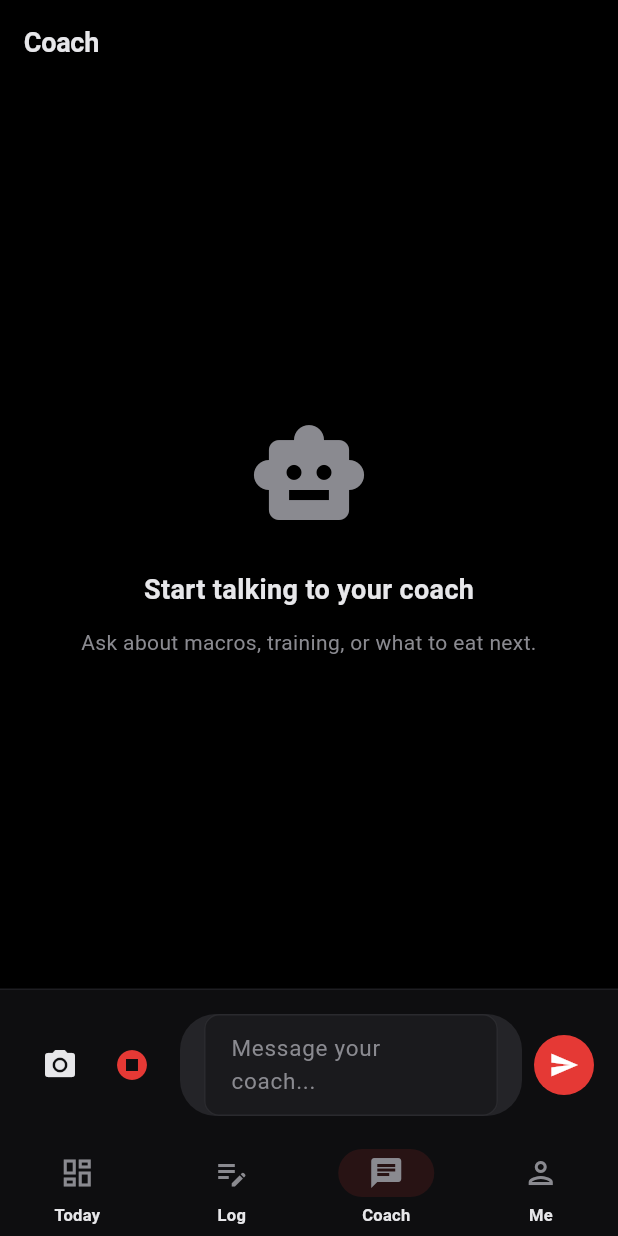
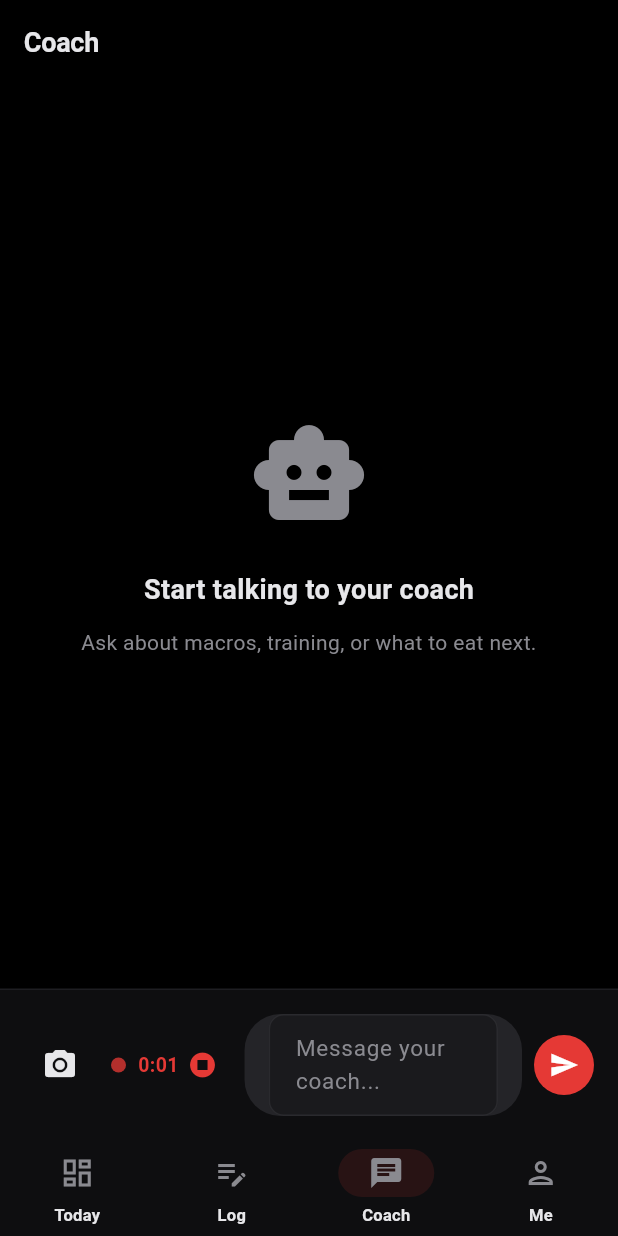
Before and after one commit to jackwangfeng/loss-weight, a Flutter app: the screen it shows after launch, item 3 of the bottom bar chosen, after a tap on the "mic" icon, on a phone screen of 412 x 824 dp. Run offline on Flutter 3.47's test engine with Material 3 defaults, Android fonts, the phone set to English and light mode, and no system bars; our stand-ins replace dio, fl_chart, flutter_markdown, google_sign_in, image_picker, permission_handler and 1 more; missing offline and left inert: fetch_client, flutter_sound, google_sign_in_web; accounts and stored records are empty; statements that could not run were skipped.

Commit message:
fix(voice): 记录页语音漏传 localeId + UI 改丝滑（计时 / dots / 波动）
之前 "感觉不丝滑" 的两个锅:

1. **food / weight / exercise 三个记录屏幕调 VoiceInputButton 没传 localeId**
   （默认 en-US）→ 用户说中文也被路由到 Deepgram nova-3 英文模型 → 返回
   乱码或空。三处都补上 `effectiveAiLocale(context) == 'zh' ? 'zh-CN'
   : 'en-US'`，AI 聊天那条已经是对的。

2. **录音 / 识别中 UI 太死板**，从点 mic 到字出现 1.5-2s 的"黑屏"期啥都
   没有，用户以为卡死。改成三态：
   - idle: mic 图标
   - recording: 红点 pulse + 实时计时 "0:05" + stop 图标（按钮横向展开）
   - uploading: 小 spinner + "识别中..." 字数 0.4s 轮播，手感一直活着

其他修修补补:
- 同一进程多个 VoiceInputButton 实例（IndexedStack 里 4 屏都挂着）会抢
  flutter_sound 的 native audio session。每次用完立刻 closeRecorder，
  下次重开，彻底避免状态串扰。
- 空转写不再擦掉用户已手敲的文字，改成 snackbar "没听清再说一遍"。
- VoiceInputButton 参数签名增加 onProfileParsed，用于 quick-setup /
  profile 编辑的语音直解析路径（调 /transcribe-and-parse-profile）。
- 后端加 gorilla/websocket 依赖（给下一步 streaming 铺路，本次未启用）。

Co-Authored-By: Claude Opus 4.7 (1M context) <noreply@anthropic.com>

```diff
--- a/frontend/lib/screens/exercise_screen.dart
+++ b/frontend/lib/screens/exercise_screen.dart
@@ -662,6 +662,7 @@ class _AddExerciseSheetState extends State<_AddExerciseSheet> {
         VoiceInputButton(
           targetController: _descCtrl,
           onFinalized: _estimate,
+          localeId: effectiveAiLocale(context) == 'zh' ? 'zh-CN' : 'en-US',
         ),
       ]),
 
--- a/frontend/lib/screens/food_screen.dart
+++ b/frontend/lib/screens/food_screen.dart
@@ -686,6 +686,7 @@ class _AddFoodSheetState extends State<_AddFoodSheet> {
           VoiceInputButton(
             targetController: _descCtrl,
             onFinalized: _estimateFromText,
+            localeId: effectiveAiLocale(context) == 'zh' ? 'zh-CN' : 'en-US',
           ),
           IconButton(
             icon: const Icon(Icons.camera_alt),
--- a/frontend/lib/screens/weight_screen.dart
+++ b/frontend/lib/screens/weight_screen.dart
@@ -665,6 +665,7 @@ class _AddWeightSheetState extends State<_AddWeightSheet> {
         VoiceInputButton(
           targetController: _descCtrl,
           onFinalized: _aiParse,
+          localeId: effectiveAiLocale(context) == 'zh' ? 'zh-CN' : 'en-US',
         ),
       ]),
 
--- a/frontend/lib/widgets/voice_input_button.dart
+++ b/frontend/lib/widgets/voice_input_button.dart
@@ -1,5 +1,6 @@
 import 'dart:async';
 import 'dart:io';
+import 'dart:ui';
 import 'package:flutter/material.dart';
 import 'package:flutter_sound/flutter_sound.dart';
 import 'package:path_provider/path_provider.dart';
@@ -7,25 +8,21 @@ import 'package:permission_handler/permission_handler.dart';
 import '../l10n/generated/app_localizations.dart';
 import '../services/ai_service.dart';
 
-/// Cloud-based voice input. Records mic audio locally (`flutter_sound`)
-/// then POSTs to the backend for Gemini transcription (and optionally
-/// structured profile parsing in the same round-trip).
+/// Cloud voice input with live UI feedback. Recording pulses + shows elapsed
+/// time; uploading shows spinner + "识别中…" so the user knows the app is
+/// alive during the 1-2s transcription wait (Deepgram nova-2/3).
 ///
-/// Two modes:
+/// Modes:
 ///   • Default (`targetController` only): call /v1/ai/transcribe — plain text
 ///     lands in the controller; caller's `onFinalized` fires once done.
 ///   • Profile mode (`onProfileParsed` provided): call
 ///     /v1/ai/transcribe-and-parse-profile — structured fields go to the
 ///     callback; transcript still fills the controller for user verification.
-///
-/// Why cloud: native STT (SFSpeechRecognizer / Android SpeechRecognizer)
-/// is weak on CJK + mixed language + digits/units. Gemini 2.5 Flash audio
-/// is ~$0.015/min and far more accurate for those cases.
 class VoiceInputButton extends StatefulWidget {
   final TextEditingController targetController;
   final VoidCallback? onFinalized;
   final void Function(Map<String, dynamic> parsed)? onProfileParsed;
-  final String localeId; // "zh-CN" / "en-US"
+  final String localeId;
 
   const VoiceInputButton({
     Key? key,
@@ -48,6 +45,9 @@ class _VoiceInputButtonState extends State<VoiceInputButton>
   _VoiceState _state = _VoiceState.idle;
   String? _currentPath;
   bool _opened = false;
+  DateTime? _recordStart;
+  Timer? _tickTimer;
+  int _tickCounter = 0; // drives MM:SS refresh during recording + "…" during upload
   late final AnimationController _pulse;
 
   @override
@@ -61,6 +61,7 @@ class _VoiceInputButtonState extends State<VoiceInputButton>
 
   @override
   void dispose() {
+    _tickTimer?.cancel();
     _pulse.dispose();
     if (_opened) {
       _recorder.closeRecorder();
@@ -85,9 +86,6 @@ class _VoiceInputButtonState extends State<VoiceInputButton>
   Future<void> _start() async {
     final l10n = AppLocalizations.of(context);
     try {
-      // Android runtime permission for mic. iOS picks up NSMicrophoneUsageDescription
-      // via flutter_sound; but permission_handler works on iOS too and gives
-      // a consistent API.
       final status = await Permission.microphone.request();
       if (!status.isGranted) {
         if (mounted) {
@@ -103,10 +101,17 @@ class _VoiceInputButtonState extends State<VoiceInputButton>
           '${tmp.path}/rec_${DateTime.now().millisecondsSinceEpoch}.m4a';
       await _recorder.startRecorder(
         toFile: _currentPath!,
-        codec: Codec.aacMP4,     // .m4a container, Gemini audio/mp4 happy
-        sampleRate: 16000,       // 16 kHz is plenty for speech, small payload
+        codec: Codec.aacMP4,
+        sampleRate: 16000,
         numChannels: 1,
       );
+      _recordStart = DateTime.now();
+      _tickCounter = 0;
+      _tickTimer?.cancel();
+      _tickTimer = Timer.periodic(const Duration(milliseconds: 500), (_) {
+        if (!mounted) return;
+        setState(() => _tickCounter++);
+      });
       if (mounted) setState(() => _state = _VoiceState.recording);
     } catch (e) {
       if (mounted) {
@@ -118,19 +123,39 @@ class _VoiceInputButtonState extends State<VoiceInputButton>
   }
 
   Future<void> _stopAndUpload() async {
-    setState(() => _state = _VoiceState.uploading);
+    _tickTimer?.cancel();
+    setState(() {
+      _state = _VoiceState.uploading;
+      _tickCounter = 0;
+    });
+    // Dots animation tick during upload so the UI doesn't freeze-feel.
+    _tickTimer = Timer.periodic(const Duration(milliseconds: 400), (_) {
+      if (!mounted) return;
+      setState(() => _tickCounter++);
+    });
     try {
       final path = await _recorder.stopRecorder() ?? _currentPath;
+      if (_opened) {
+        try {
+          await _recorder.closeRecorder();
+        } catch (_) {}
+        _opened = false;
+      }
       if (path == null) {
         _reset();
         return;
       }
       final bytes = await File(path).readAsBytes();
       if (bytes.isEmpty) {
+        if (mounted) {
+          ScaffoldMessenger.of(context).showSnackBar(
+            const SnackBar(content: Text('没录到声音，再试一次')),
+          );
+        }
         _reset();
         return;
       }
-      final localeShort = widget.localeId.split('-').first; // en-US → en
+      final localeShort = widget.localeId.split('-').first;
 
       if (widget.onProfileParsed != null) {
         final res = await _ai.transcribeAndParseProfile(
@@ -150,8 +175,16 @@ class _VoiceInputButtonState extends State<VoiceInputButton>
           locale: localeShort,
         );
         final text = (res['text'] as String?) ?? '';
-        widget.targetController.text = text;
-        widget.onFinalized?.call();
+        if (text.isEmpty) {
+          if (mounted) {
+            ScaffoldMessenger.of(context).showSnackBar(
+              const SnackBar(content: Text('没听清，再说一遍')),
+            );
+          }
+        } else {
+          widget.targetController.text = text;
+          widget.onFinalized?.call();
+        }
       }
       try {
         await File(path).delete();
@@ -168,36 +201,104 @@ class _VoiceInputButtonState extends State<VoiceInputButton>
   }
 
   void _reset() {
+    _tickTimer?.cancel();
+    _recordStart = null;
     if (mounted) setState(() => _state = _VoiceState.idle);
     _currentPath = null;
+  }
+
+  String _elapsedStr() {
+    final start = _recordStart;
+    if (start == null) return '0:00';
+    final d = DateTime.now().difference(start);
+    final m = d.inMinutes;
+    final s = d.inSeconds % 60;
+    return '${m}:${s.toString().padLeft(2, '0')}';
   }
 
   @override
   Widget build(BuildContext context) {
     final scheme = Theme.of(context).colorScheme;
-    Widget icon;
-    VoidCallback? onPressed = _toggle;
+    return AnimatedSize(
+      duration: const Duration(milliseconds: 180),
+      curve: Curves.easeOut,
+      child: _buildCurrent(scheme),
+    );
+  }
+
+  Widget _buildCurrent(ColorScheme scheme) {
     switch (_state) {
       case _VoiceState.idle:
-        icon = Icon(Icons.mic, color: scheme.primary);
-        break;
+        return IconButton(
+          key: const ValueKey('idle'),
+          icon: Icon(Icons.mic, color: scheme.primary),
+          onPressed: _toggle,
+        );
       case _VoiceState.recording:
-        icon = AnimatedBuilder(
-          animation: _pulse,
-          builder: (_, __) => Icon(
-            Icons.stop_circle,
-            color: Color.lerp(scheme.primary, scheme.error, _pulse.value),
+        return InkWell(
+          key: const ValueKey('rec'),
+          borderRadius: BorderRadius.circular(20),
+          onTap: _toggle,
+          child: Padding(
+            padding: const EdgeInsets.symmetric(horizontal: 10, vertical: 8),
+            child: Row(
+              mainAxisSize: MainAxisSize.min,
+              children: [
+                AnimatedBuilder(
+                  animation: _pulse,
+                  builder: (_, __) => Container(
+                    width: 10, height: 10,
+                    decoration: BoxDecoration(
+                      shape: BoxShape.circle,
+                      color: scheme.error
+                          .withValues(alpha: 0.5 + _pulse.value * 0.5),
+                    ),
+                  ),
+                ),
+                const SizedBox(width: 8),
+                Text(
+                  _elapsedStr(),
+                  style: TextStyle(
+                    color: scheme.error,
+                    fontSize: 13,
+                    fontWeight: FontWeight.w600,
+                    fontFeatures: const [FontFeature.tabularFigures()],
+                  ),
+                ),
+                const SizedBox(width: 6),
+                Icon(Icons.stop_circle, color: scheme.error, size: 20),
+              ],
+            ),
           ),
         );
-        break;
       case _VoiceState.uploading:
-        icon = const SizedBox(
-          width: 20, height: 20,
-          child: CircularProgressIndicator(strokeWidth: 2),
+        final dots = '.' * (1 + _tickCounter % 3);
+        return Padding(
+          key: const ValueKey('up'),
+          padding: const EdgeInsets.symmetric(horizontal: 10, vertical: 8),
+          child: Row(
+            mainAxisSize: MainAxisSize.min,
+            children: [
+              SizedBox(
+                width: 14, height: 14,
+                child: CircularProgressIndicator(
+                  strokeWidth: 2,
+                  valueColor:
+                      AlwaysStoppedAnimation(scheme.onSurfaceVariant),
+                ),
+              ),
+              const SizedBox(width: 8),
+              Text(
+                '识别中$dots',
+                style: TextStyle(
+                  color: scheme.onSurfaceVariant,
+                  fontSize: 13,
+                  fontFeatures: const [FontFeature.tabularFigures()],
+                ),
+              ),
+            ],
+          ),
         );
-        onPressed = null;
-        break;
     }
-    return IconButton(icon: icon, onPressed: onPressed);
   }
 }
```
Also changed, not shown: 3 other files.
